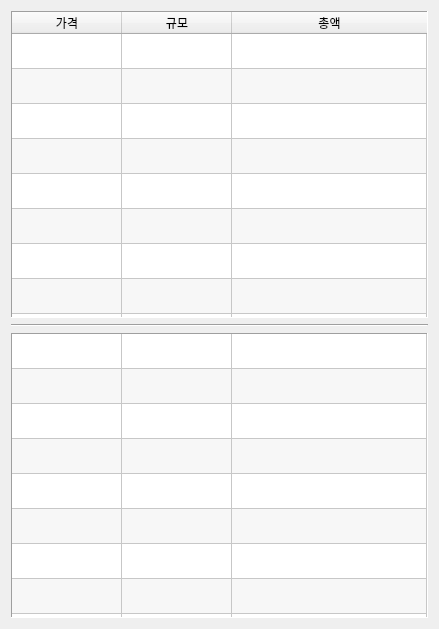
Before: the Qt Designer form orderbook.ui in SKYooon1/Cryptocurrency-HTS, drawn with Qt 5.
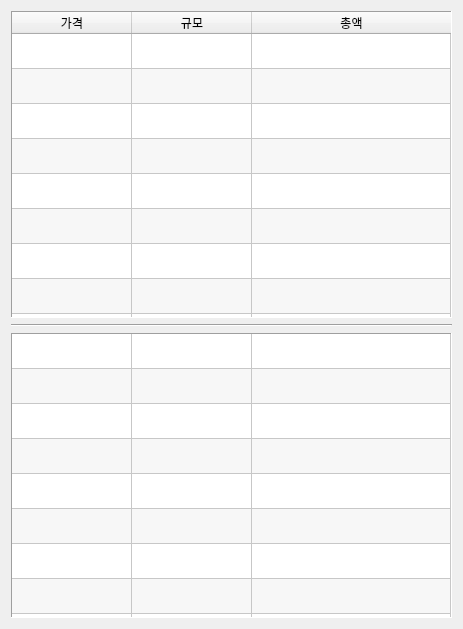
After: the same form once the commit is applied.

Commit message: UI 수정

The edit to the form file:
```diff
--- a/orderbook.ui
+++ b/orderbook.ui
@@ -6,7 +6,7 @@
    <rect>
     <x>0</x>
     <y>0</y>
-    <width>439</width>
+    <width>463</width>
     <height>629</height>
    </rect>
   </property>
@@ -97,7 +97,7 @@
       <bool>true</bool>
      </attribute>
      <attribute name="horizontalHeaderDefaultSectionSize">
-      <number>110</number>
+      <number>120</number>
      </attribute>
      <attribute name="horizontalHeaderShowSortIndicator" stdset="0">
       <bool>false</bool>
@@ -242,7 +242,7 @@
       <bool>false</bool>
      </attribute>
      <attribute name="horizontalHeaderDefaultSectionSize">
-      <number>110</number>
+      <number>120</number>
      </attribute>
      <attribute name="horizontalHeaderShowSortIndicator" stdset="0">
       <bool>false</bool>
```
The commit also changes 2 other files.
